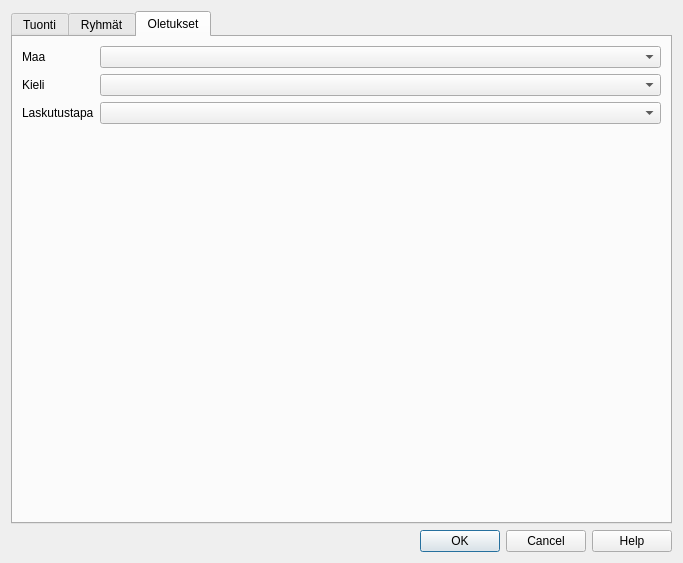
This is kitsas/rekisteri/rekisterituontidlg.ui in artoh/kitupiikki as Qt 5 draws it before an edit. The edited form follows.
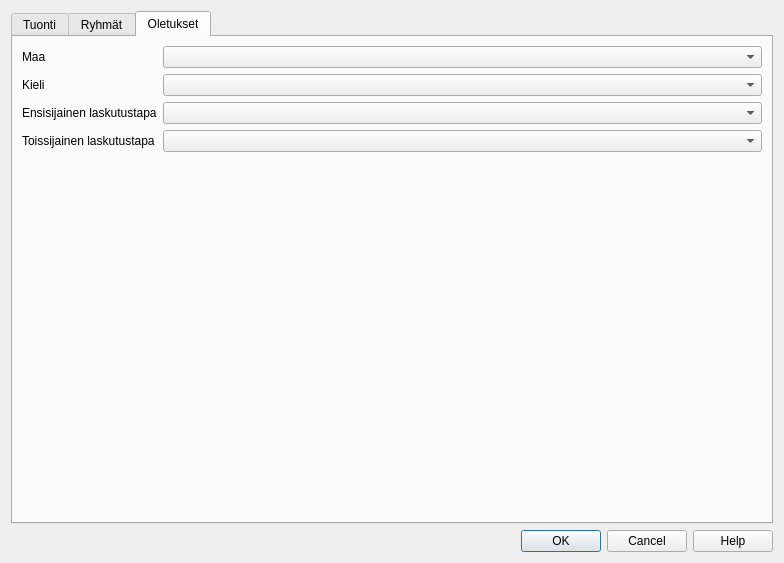
This is the edited form. The open tabs and pages were chosen to show the change. Icons and pictures are not drawn. Custom widgets are drawn as their Qt base class.

```diff
--- a/kitsas/rekisteri/rekisterituontidlg.ui
+++ b/kitsas/rekisteri/rekisterituontidlg.ui
@@ -6,7 +6,7 @@
    <rect>
     <x>0</x>
     <y>0</y>
-    <width>683</width>
+    <width>784</width>
     <height>563</height>
    </rect>
   </property>
@@ -92,7 +92,7 @@
        <item row="2" column="0">
         <widget class="QLabel" name="label_3">
          <property name="text">
-          <string>Laskutustapa</string>
+          <string>Ensisijainen laskutustapa</string>
          </property>
          <property name="buddy">
           <cstring>laskutusCombo</cstring>
@@ -102,7 +102,7 @@
        <item row="2" column="1">
         <widget class="QComboBox" name="laskutusCombo"/>
        </item>
-       <item row="3" column="1">
+       <item row="4" column="1">
         <spacer name="verticalSpacer">
          <property name="orientation">
           <enum>Qt::Vertical</enum>
@@ -115,6 +115,16 @@
          </property>
         </spacer>
        </item>
+       <item row="3" column="1">
+        <widget class="QComboBox" name="varaLaskuCombo"/>
+       </item>
+       <item row="3" column="0">
+        <widget class="QLabel" name="label_4">
+         <property name="text">
+          <string>Toissijainen laskutustapa</string>
+         </property>
+        </widget>
+       </item>
       </layout>
      </widget>
     </widget>
```
Left out of the diff: 6 changed lines with no effect on the pictures.
